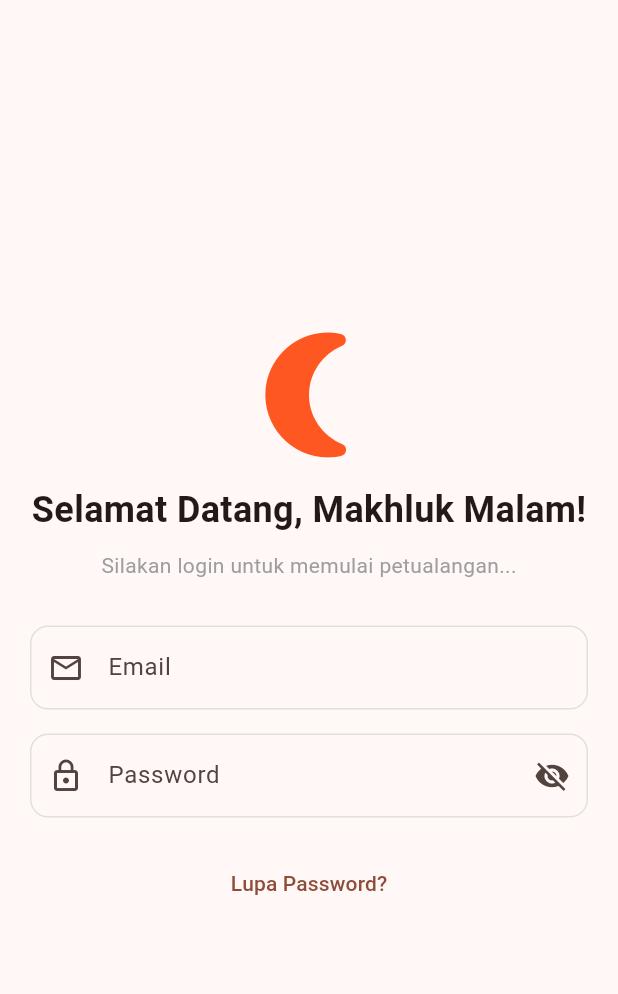
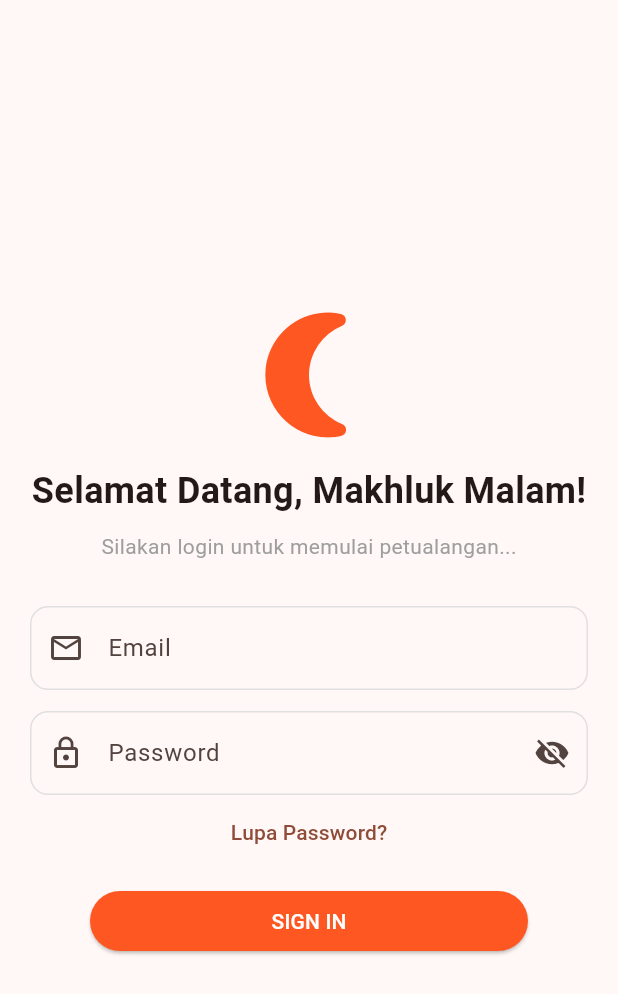
Before and after one commit to WhoIsR/-KB1179-1123150172-uts, a Flutter app: the Login screen opened directly, on a phone screen of 412 x 824 dp. Shown: the top 994 px of the screen. Run offline on Flutter 3.47's test engine with Material 3 defaults, Android fonts, the phone set to English and light mode, and no system bars.

Commit message:
menambahkan button SIGN IN

```diff
--- a/lib/screen/login.dart
+++ b/lib/screen/login.dart
@@ -53,7 +53,7 @@ class Login extends StatelessWidget {
                     ),
                   ),
                 ),
-                SizedBox(height: 16),
+                SizedBox(height: 14),
                 TextField(
                   obscureText: true,
                   decoration: InputDecoration(
@@ -77,14 +77,34 @@ class Login extends StatelessWidget {
                     ),
                   ),
                 ),
-                SizedBox(height: 20),
+                SizedBox(height: 1),
                 TextButton(
                   onPressed: () {
                     //todo
                   },
                   child: const Text('Lupa Password?'),
                 ),
-                SizedBox(height: 8),
+
+                const SizedBox(height: 15),
+                Container(
+                  margin: EdgeInsets.only(left: 40, right: 40),
+                  child: SizedBox(
+                    height: 40,
+                    width: double.infinity,
+                    child: ElevatedButton(
+                      onPressed: () {
+                        //todo
+                      },
+                      style: ElevatedButton.styleFrom(
+                        backgroundColor: Colors.deepOrange,
+                      ),
+                      child: Text(
+                        "SIGN IN",
+                        style: TextStyle(fontSize: 14, color: Colors.white),
+                      ),
+                    ),
+                  ),
+                ),
               ],
             ),
           ),
```
